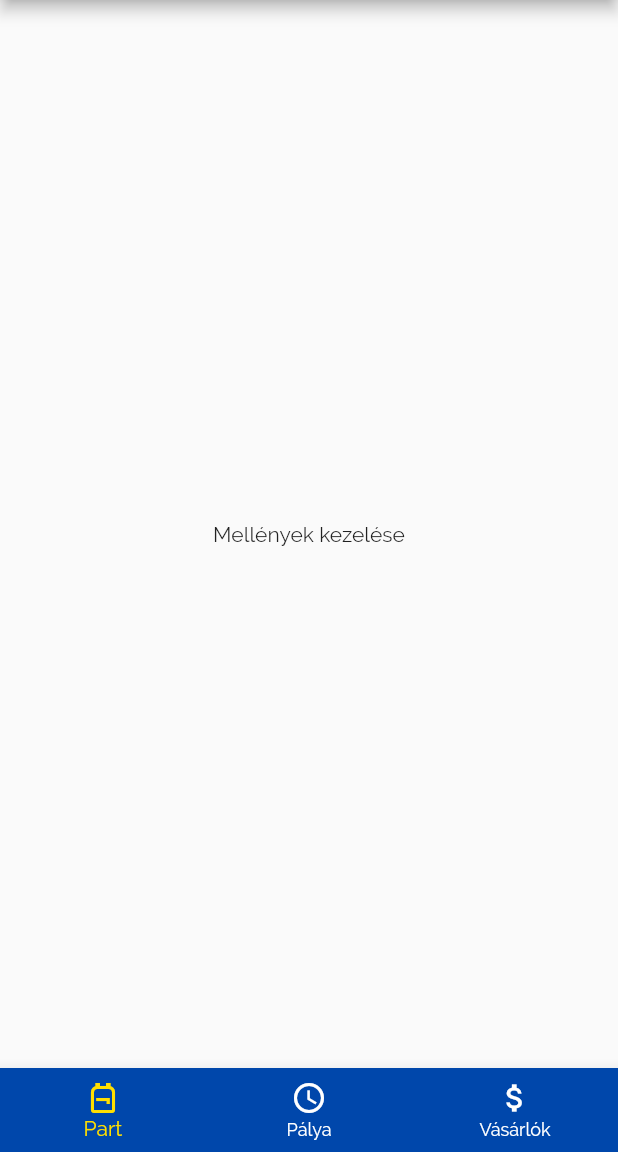
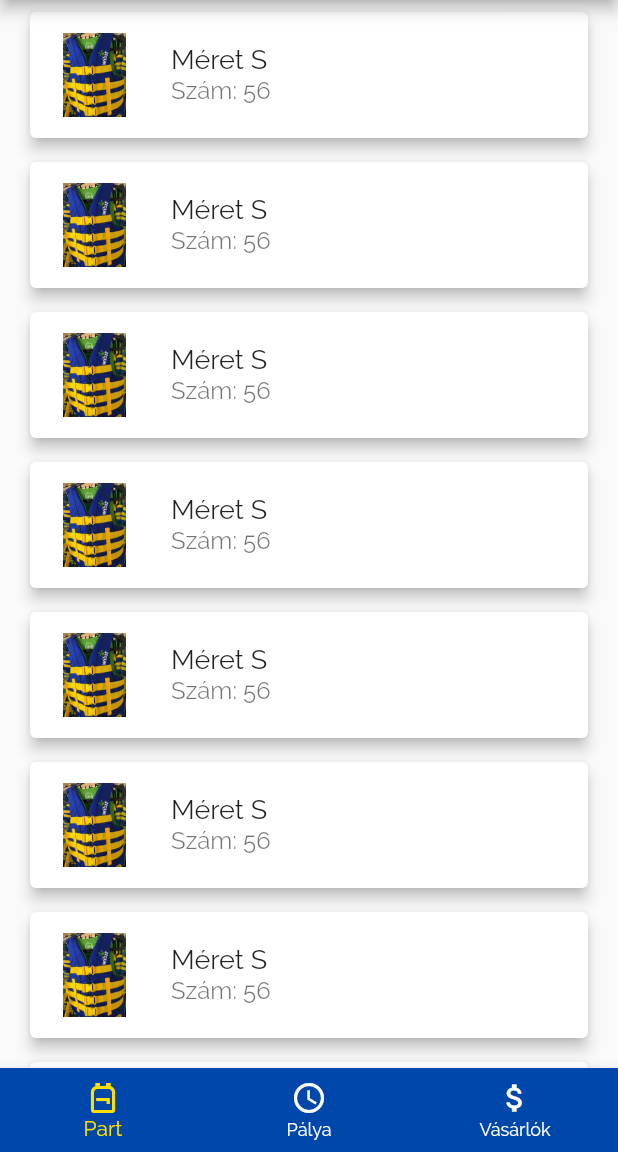
Before and after one commit to dobaybalazs/WibitApp, a Flutter app: the screen it shows after launch, on a phone screen of 412 x 824 dp, the part 84-1236 px from its top. Run offline on Flutter 3.47's test engine with Material 2 defaults, Android fonts, the phone set to English and light mode, and no system bars.

Commit message:
Add vest items

```diff
--- a/lib/screens/manage_vests_screen.dart
+++ b/lib/screens/manage_vests_screen.dart
@@ -1,10 +1,30 @@
 import 'package:flutter/material.dart';
 
+import '../widgets/basic_vest.dart';
+
 class ManageVestsScreen extends StatelessWidget {
+  List<BasicVest> vests = [
+    BasicVest(id: 1),
+    BasicVest(id: 2),
+    BasicVest(id: 3),
+    BasicVest(id: 4),
+    BasicVest(id: 5),
+    BasicVest(id: 6),
+    BasicVest(id: 7),
+    BasicVest(id: 8),
+    BasicVest(id: 9),
+    BasicVest(id: 10),
+    BasicVest(id: 11),
+    BasicVest(id: 12),
+    BasicVest(id: 13),
+    BasicVest(id: 14),
+  ];
+
   @override
   Widget build(BuildContext context) {
-    return const Center(
-      child: Text('Mellények kezelése'),
+    return ListView.builder(
+      itemBuilder: ((context, index) => vests[index]),
+      itemCount: vests.length,
     );
   }
 }
--- a/lib/screens/tabs_screen.dart
+++ b/lib/screens/tabs_screen.dart
@@ -52,13 +52,33 @@ class _TabsScreenState extends State<TabsScreen> {
       Page(
         body: BorrowedVestsScreen(),
         appBar: AppBar(
-          title: const Text('Kölcsönzött mellények'),
+          title: Row(children: <Widget>[
+            Image.asset(
+              'assets/images/logo.png',
+              fit: BoxFit.cover,
+              height: 32,
+            ),
+            const SizedBox(
+              width: 9,
+            ),
+            const Text('Kölcsönzött mellények')
+          ]),
         ),
       ),
       Page(
         body: DailyCostumersScreen(),
         appBar: AppBar(
-          title: const Text('Mai vásárlók'),
+          title: Row(children: <Widget>[
+            Image.asset(
+              'assets/images/logo.png',
+              fit: BoxFit.cover,
+              height: 32,
+            ),
+            const SizedBox(
+              width: 9,
+            ),
+            const Text('Mai vásárlók')
+          ]),
         ),
       )
     ];
--- /dev/null
+++ b/lib/widgets/basic_vest.dart
@@ -0,0 +1,55 @@
+import 'package:flutter/material.dart';
+
+class BasicVest extends StatelessWidget {
+  final int id;
+
+  BasicVest({@required this.id});
+
+  @override
+  Widget build(BuildContext context) {
+    return Dismissible(
+      direction: DismissDirection.endToStart,
+      onDismissed: (direction) {},
+      key: ValueKey(id),
+      background: Container(
+        color: Theme.of(context).errorColor,
+        child: Icon(
+          Icons.delete,
+          color: Colors.white,
+          size: 35,
+        ),
+        alignment: Alignment.centerRight,
+        margin: const EdgeInsets.symmetric(horizontal: 20, vertical: 8),
+      ),
+      child: InkWell(
+        onTap: () {},
+        child: Card(
+          elevation: 4,
+          margin: const EdgeInsets.symmetric(
+            horizontal: 20,
+            vertical: 8,
+          ),
+          child: Padding(
+            padding: const EdgeInsets.all(6),
+            child: ListTile(
+              horizontalTitleGap: 30,
+              leading: Image.asset(
+                'assets/images/lifejacket.jpg',
+                fit: BoxFit.cover,
+                height: 56,
+              ),
+              title: const Text(
+                'Méret S',
+                style: TextStyle(fontSize: 18),
+              ),
+              subtitle: const Text(
+                'Szám: 56',
+                style: TextStyle(fontSize: 16),
+              ),
+            ),
+          ),
+        ),
+      ),
+    );
+  }
+}
--- a/pubspec.yaml
+++ b/pubspec.yaml
@@ -60,6 +60,7 @@ flutter:
   # To add assets to your application, add an assets section, like this:
   assets:
     - assets/images/logo.png
+    - assets/images/lifejacket.jpg
   #   - images/a_dot_ham.jpeg
 
   # An image asset can refer to one or more resolution-specific "variants", see
```
Also changed, not shown: assets/images/lifejacket.jpg (added).
